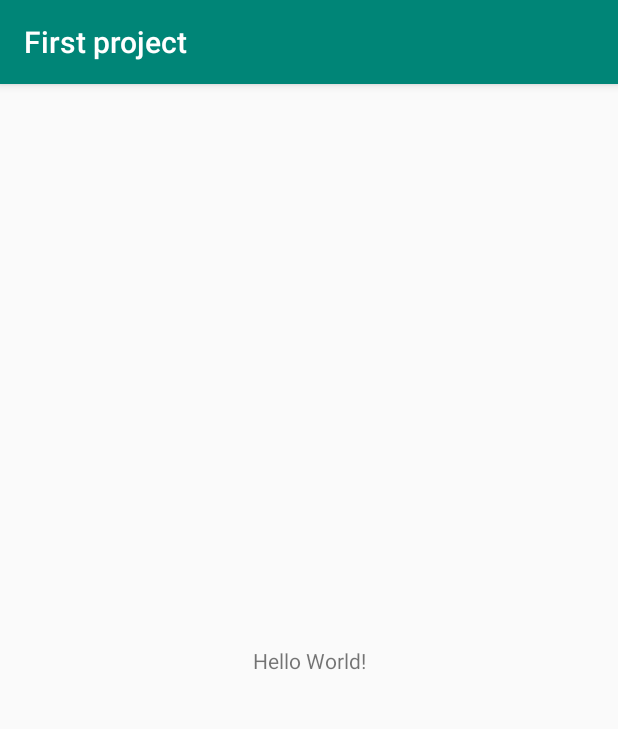
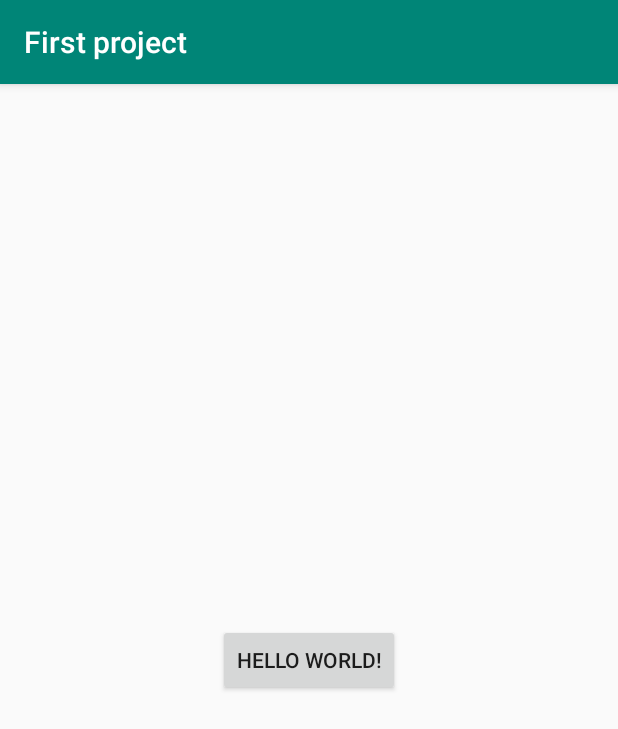
Before and after one commit to Brownlyn-Codelabs/ug-short-course, an Android app: the screen it shows after launch (MainActivity), on a phone screen of 412 x 824 dp. Shown: the top 729 px of the screen. Run offline under Robolectric (Android 15) with nearby library versions, the phone set to English and light mode, and no system bars.

Commit message:
Fixed bugs

```diff
--- a/android-applications/first-project/app/src/main/AndroidManifest.xml
+++ b/android-applications/first-project/app/src/main/AndroidManifest.xml
@@ -1,5 +1,6 @@
 <?xml version="1.0" encoding="utf-8"?>
 <manifest xmlns:android="http://schemas.android.com/apk/res/android"
+          xmlns:tools="http://schemas.android.com/tools"
           package="io.codelabs.firstproject">
 
     <application
@@ -8,10 +9,11 @@
             android:label="@string/app_name"
             android:roundIcon="@mipmap/ic_launcher_round"
             android:supportsRtl="true"
-            android:theme="@style/AppTheme">
-
+            android:theme="@style/AppTheme"
+            tools:ignore="GoogleAppIndexingWarning">
 
         <activity android:name=".MainActivity">
+
             <intent-filter>
                 <action android:name="android.intent.action.MAIN"/>
 
--- a/android-applications/first-project/app/src/main/java/io/codelabs/firstproject/MainActivity.kt
+++ b/android-applications/first-project/app/src/main/java/io/codelabs/firstproject/MainActivity.kt
@@ -1,12 +1,19 @@
 package io.codelabs.firstproject
 
+import android.os.Bundle
+import android.widget.Toast
 import androidx.appcompat.app.AppCompatActivity
-import android.os.Bundle
+import kotlinx.android.synthetic.main.activity_main.*
 
 class MainActivity : AppCompatActivity() {
 
     override fun onCreate(savedInstanceState: Bundle?) {
         super.onCreate(savedInstanceState)
         setContentView(R.layout.activity_main)
+
+        tap_me.setOnClickListener {
+            Toast.makeText(applicationContext, "Tapped me!", Toast.LENGTH_SHORT).show()
+        }
     }
+
 }
--- a/android-applications/first-project/app/src/main/res/layout/activity_main.xml
+++ b/android-applications/first-project/app/src/main/res/layout/activity_main.xml
@@ -7,7 +7,8 @@
         android:layout_height="match_parent"
         tools:context=".MainActivity">
 
-    <TextView
+    <Button
+            android:id="@+id/tap_me"
             android:layout_width="wrap_content"
             android:layout_height="wrap_content"
             android:text="Hello World!"
```
